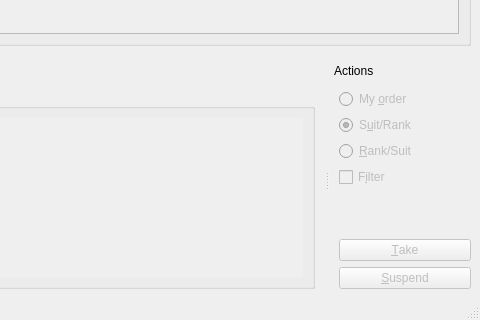
velnias75/NetMauMau-Qt-Client, file src/mainwindow.ui: the form before one commit; both pictures show x 544 to 1024 and y 276 to 596 of the 1024 by 596 pixel window.
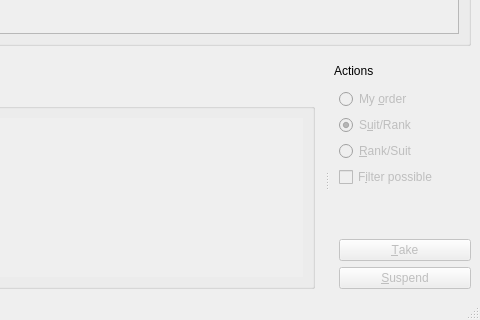
The form after the commit. Icons and pictures are not drawn. Custom widgets are drawn as their Qt base class.

Patch:
```diff
--- a/src/mainwindow.ui
+++ b/src/mainwindow.ui
@@ -650,7 +650,7 @@
         <string>Disable cards which aren't possible to play</string>
        </property>
        <property name="text">
-        <string>F&amp;ilter</string>
+        <string>F&amp;ilter possible</string>
        </property>
       </widget>
      </item>
```
Left out of the diff: 17 changed lines with no effect on the pictures.
